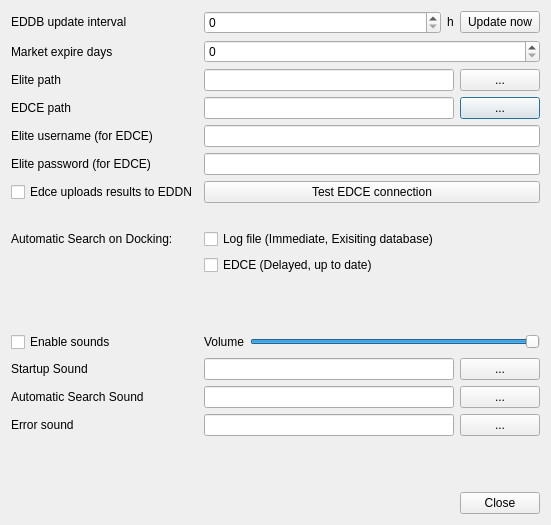
First picture: the form in src/ui/Options.ui, repository BeTeK/EliteMerchant, before the edit.
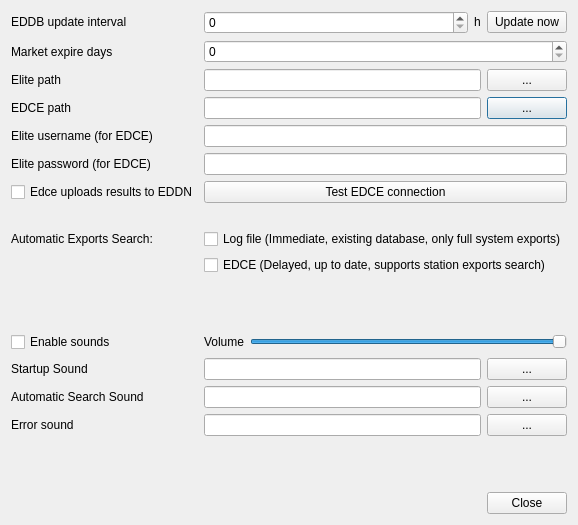
Second picture: the form after the edit.

Commit message: fixed log/edce triggers trigger first edce get earlier (now 15s) renamed _setCurrentSystemByname to more sane _setCurrentSystemToTabs  added db.getBasesOfSystemByName  prelimitary work to add systems in search tabs

```diff
--- a/src/ui/Options.ui
+++ b/src/ui/Options.ui
@@ -111,7 +111,7 @@
       <string>&lt;html&gt;&lt;head/&gt;&lt;body&gt;&lt;pre style=&quot; margin-top:12px; margin-bottom:0px; margin-left:0px; margin-right:0px; -qt-block-indent:0; text-indent:0px;&quot;&gt;&lt;a name=&quot;file-elitemerchantreadme-LC69&quot;/&gt;&lt;span style=&quot; font-family:'Courier New,courier';&quot;&gt;Y&lt;/span&gt;&lt;span style=&quot; font-family:'Courier New,courier';&quot;&gt;ou can enable or disable automatic export searches here, and define what triggers&lt;/span&gt;&lt;/pre&gt;&lt;pre style=&quot; margin-top:0px; margin-bottom:0px; margin-left:0px; margin-right:0px; -qt-block-indent:0; text-indent:0px;&quot;&gt;&lt;a name=&quot;file-elitemerchantreadme-LC70&quot;/&gt;&lt;span style=&quot; font-family:'Courier New,courier';&quot;&gt;t&lt;/span&gt;&lt;span style=&quot; font-family:'Courier New,courier';&quot;&gt;hem.&lt;/span&gt;&lt;/pre&gt;&lt;pre style=&quot; margin-top:0px; margin-bottom:0px; margin-left:0px; margin-right:0px; -qt-block-indent:0; text-indent:0px;&quot;&gt;&lt;span style=&quot; font-family:'Courier New,courier';&quot;&gt;The log file option is reliable and does an instant search as you approach&lt;/span&gt;&lt;/pre&gt;&lt;pre style=&quot; margin-top:0px; margin-bottom:0px; margin-left:0px; margin-right:0px; -qt-block-indent:0; text-indent:0px;&quot;&gt;&lt;a name=&quot;file-elitemerchantreadme-LC71&quot;/&gt;&lt;span style=&quot; font-family:'Courier New,courier';&quot;&gt;a&lt;/span&gt;&lt;span style=&quot; font-family:'Courier New,courier';&quot;&gt; station. The EDCE option waits for the EDCE client to download the latest market&lt;/span&gt;&lt;/pre&gt;&lt;pre style=&quot; margin-top:0px; margin-bottom:0px; margin-left:0px; margin-right:0px; -qt-block-indent:0; text-indent:0px;&quot;&gt;&lt;a name=&quot;file-elitemerchantreadme-LC72&quot;/&gt;&lt;span style=&quot; font-family:'Courier New,courier';&quot;&gt;d&lt;/span&gt;&lt;span style=&quot; font-family:'Courier New,courier';&quot;&gt;ata before searching.&lt;/span&gt;&lt;/pre&gt;&lt;pre style=&quot; margin-top:0px; margin-bottom:0px; margin-left:0px; margin-right:0px; -qt-block-indent:0; text-indent:0px;&quot;&gt;&lt;span style=&quot; font-family:'Courier New,courier';&quot;&gt;This is inconsistently slow.&lt;/span&gt;&lt;/pre&gt;&lt;pre align=&quot;justify&quot; style=&quot; margin-top:0px; margin-bottom:0px; margin-left:0px; margin-right:0px; -qt-block-indent:0; text-indent:0px;&quot;&gt;&lt;span style=&quot; font-family:'Courier New,courier';&quot;&gt;Enabling both is possible.&lt;/span&gt;&lt;/pre&gt;&lt;/body&gt;&lt;/html&gt;</string>
      </property>
      <property name="text">
-      <string>Automatic Search on Docking:</string>
+      <string>Automatic Exports Search:</string>
      </property>
     </widget>
    </item>
@@ -121,7 +121,7 @@
       <string>&lt;html&gt;&lt;head/&gt;&lt;body&gt;&lt;pre style=&quot; margin-top:12px; margin-bottom:0px; margin-left:0px; margin-right:0px; -qt-block-indent:0; text-indent:0px;&quot;&gt;&lt;a name=&quot;file-elitemerchantreadme-LC69&quot;/&gt;&lt;span style=&quot; font-family:'Courier New,courier';&quot;&gt;Y&lt;/span&gt;&lt;span style=&quot; font-family:'Courier New,courier';&quot;&gt;ou can enable or disable automatic export searches here, and define what triggers&lt;/span&gt;&lt;/pre&gt;&lt;pre style=&quot; margin-top:0px; margin-bottom:0px; margin-left:0px; margin-right:0px; -qt-block-indent:0; text-indent:0px;&quot;&gt;&lt;a name=&quot;file-elitemerchantreadme-LC70&quot;/&gt;&lt;span style=&quot; font-family:'Courier New,courier';&quot;&gt;t&lt;/span&gt;&lt;span style=&quot; font-family:'Courier New,courier';&quot;&gt;hem.&lt;/span&gt;&lt;/pre&gt;&lt;pre style=&quot; margin-top:0px; margin-bottom:0px; margin-left:0px; margin-right:0px; -qt-block-indent:0; text-indent:0px;&quot;&gt;&lt;span style=&quot; font-family:'Courier New,courier';&quot;&gt;The log file option is reliable and does an instant search as you approach&lt;/span&gt;&lt;/pre&gt;&lt;pre style=&quot; margin-top:0px; margin-bottom:0px; margin-left:0px; margin-right:0px; -qt-block-indent:0; text-indent:0px;&quot;&gt;&lt;a name=&quot;file-elitemerchantreadme-LC71&quot;/&gt;&lt;span style=&quot; font-family:'Courier New,courier';&quot;&gt;a&lt;/span&gt;&lt;span style=&quot; font-family:'Courier New,courier';&quot;&gt; station. The EDCE option waits for the EDCE client to download the latest market&lt;/span&gt;&lt;/pre&gt;&lt;pre style=&quot; margin-top:0px; margin-bottom:0px; margin-left:0px; margin-right:0px; -qt-block-indent:0; text-indent:0px;&quot;&gt;&lt;a name=&quot;file-elitemerchantreadme-LC72&quot;/&gt;&lt;span style=&quot; font-family:'Courier New,courier';&quot;&gt;d&lt;/span&gt;&lt;span style=&quot; font-family:'Courier New,courier';&quot;&gt;ata before searching.&lt;/span&gt;&lt;/pre&gt;&lt;pre style=&quot; margin-top:0px; margin-bottom:0px; margin-left:0px; margin-right:0px; -qt-block-indent:0; text-indent:0px;&quot;&gt;&lt;span style=&quot; font-family:'Courier New,courier';&quot;&gt;This is inconsistently slow.&lt;/span&gt;&lt;/pre&gt;&lt;pre align=&quot;justify&quot; style=&quot; margin-top:0px; margin-bottom:0px; margin-left:0px; margin-right:0px; -qt-block-indent:0; text-indent:0px;&quot;&gt;&lt;span style=&quot; font-family:'Courier New,courier';&quot;&gt;Enabling both is possible.&lt;/span&gt;&lt;/pre&gt;&lt;/body&gt;&lt;/html&gt;</string>
      </property>
      <property name="text">
-      <string>Log file (Immediate, Exisiting database)</string>
+      <string>Log file (Immediate, existing database, only full system exports)</string>
      </property>
     </widget>
    </item>
@@ -131,7 +131,7 @@
       <string>&lt;html&gt;&lt;head/&gt;&lt;body&gt;&lt;pre style=&quot; margin-top:12px; margin-bottom:0px; margin-left:0px; margin-right:0px; -qt-block-indent:0; text-indent:0px;&quot;&gt;&lt;a name=&quot;file-elitemerchantreadme-LC69&quot;/&gt;&lt;span style=&quot; font-family:'Courier New,courier';&quot;&gt;Y&lt;/span&gt;&lt;span style=&quot; font-family:'Courier New,courier';&quot;&gt;ou can enable or disable automatic export searches here, and define what triggers&lt;/span&gt;&lt;/pre&gt;&lt;pre style=&quot; margin-top:0px; margin-bottom:0px; margin-left:0px; margin-right:0px; -qt-block-indent:0; text-indent:0px;&quot;&gt;&lt;a name=&quot;file-elitemerchantreadme-LC70&quot;/&gt;&lt;span style=&quot; font-family:'Courier New,courier';&quot;&gt;t&lt;/span&gt;&lt;span style=&quot; font-family:'Courier New,courier';&quot;&gt;hem.&lt;/span&gt;&lt;/pre&gt;&lt;pre style=&quot; margin-top:0px; margin-bottom:0px; margin-left:0px; margin-right:0px; -qt-block-indent:0; text-indent:0px;&quot;&gt;&lt;span style=&quot; font-family:'Courier New,courier';&quot;&gt;The log file option is reliable and does an instant search as you approach&lt;/span&gt;&lt;/pre&gt;&lt;pre style=&quot; margin-top:0px; margin-bottom:0px; margin-left:0px; margin-right:0px; -qt-block-indent:0; text-indent:0px;&quot;&gt;&lt;a name=&quot;file-elitemerchantreadme-LC71&quot;/&gt;&lt;span style=&quot; font-family:'Courier New,courier';&quot;&gt;a&lt;/span&gt;&lt;span style=&quot; font-family:'Courier New,courier';&quot;&gt; station. The EDCE option waits for the EDCE client to download the latest market&lt;/span&gt;&lt;/pre&gt;&lt;pre style=&quot; margin-top:0px; margin-bottom:0px; margin-left:0px; margin-right:0px; -qt-block-indent:0; text-indent:0px;&quot;&gt;&lt;a name=&quot;file-elitemerchantreadme-LC72&quot;/&gt;&lt;span style=&quot; font-family:'Courier New,courier';&quot;&gt;d&lt;/span&gt;&lt;span style=&quot; font-family:'Courier New,courier';&quot;&gt;ata before searching.&lt;/span&gt;&lt;/pre&gt;&lt;pre style=&quot; margin-top:0px; margin-bottom:0px; margin-left:0px; margin-right:0px; -qt-block-indent:0; text-indent:0px;&quot;&gt;&lt;span style=&quot; font-family:'Courier New,courier';&quot;&gt;This is inconsistently slow.&lt;/span&gt;&lt;/pre&gt;&lt;pre align=&quot;justify&quot; style=&quot; margin-top:0px; margin-bottom:0px; margin-left:0px; margin-right:0px; -qt-block-indent:0; text-indent:0px;&quot;&gt;&lt;span style=&quot; font-family:'Courier New,courier';&quot;&gt;Enabling both is possible.&lt;/span&gt;&lt;/pre&gt;&lt;/body&gt;&lt;/html&gt;</string>
      </property>
      <property name="text">
-      <string>EDCE (Delayed, up to date)</string>
+      <string>EDCE (Delayed, up to date, supports station exports search)</string>
      </property>
     </widget>
    </item>
```
The commit also changes 4 other files.
